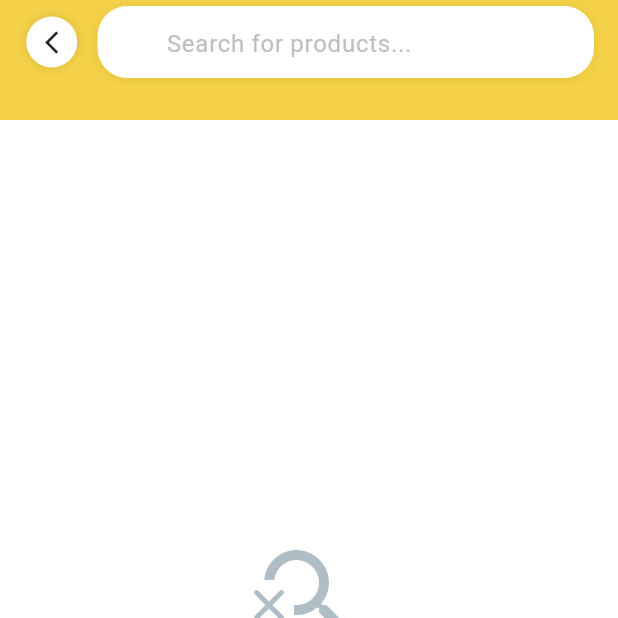
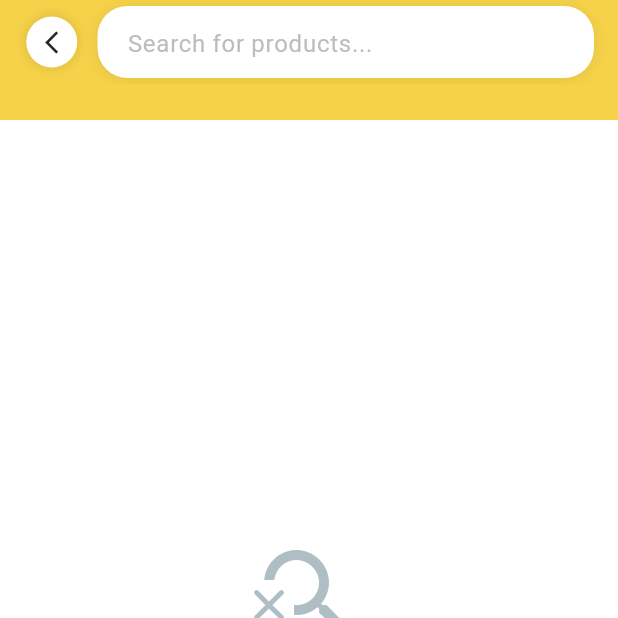
Before and after one commit to Badboyzzzzzzzzzz/palm_restaurant, a Flutter app: the Searchproduct screen opened directly with empty values, on a phone screen of 412 x 824 dp, the top half of it. Run offline on Flutter 3.47's test engine with Material 3 defaults, Android fonts, the phone set to English and light mode, and no system bars; our stand-ins replace cached_network_image, carousel_slider, cloud_firestore, firebase_auth, firebase_core, flutter_animate and 11 more; missing offline and left inert: flutter_add_to_cart_button, khqr_sdk; accounts and stored records are empty; network calls fail.

Commit message:
code refactor

```diff
--- a/lib/data/network/api_endpoints.dart
+++ b/lib/data/network/api_endpoints.dart
@@ -15,7 +15,7 @@ class ApiConstant {
   static const String superHotPromotion =
       '/api/get-product-super-hot-promotion/PALM-00060001/PALM-0006/';
   static const String newArrivalProduct =
-      '/api/get-product-new-arrive/PALM-00080001/PALM-0008/';
+      '/api/get-product-new-arrive/PALM-00060001/PALM-0006/';
   static const String relatedProduct =
       '/api/product-related?company_id=PALM-0006&branch_id=PALM-00060001';
   static const String searchFoodDishes = '/api/search-product';
@@ -23,7 +23,6 @@ class ApiConstant {
   static const String categories = '/api/get-sub-category/PALM-0006/';
   // Slideshow Endpoints
   static const String slideshows = '/slideshows';
-
   // Cart Endpoints
   static const String getCart = '/api/get-cart/';
   static const String addToCart = 'api/add_to_cart';
--- a/lib/l10n/app_localizations.dart
+++ b/lib/l10n/app_localizations.dart
@@ -102,7 +102,6 @@ abstract class AppLocalizations {
     Locale('en'),
     Locale('km')
   ];
-
   /// No description provided for @appTitle.
   ///
   /// In en, this message translates to:
--- a/lib/l10n/app_localizations_km.dart
+++ b/lib/l10n/app_localizations_km.dart
@@ -372,10 +372,10 @@ class AppLocalizationsKm extends AppLocalizations {
   String get goodMorning => 'អរុណសួស្តី';
 
   @override
-  String get goodAfternoon => 'សួស្តីថ្ងៃត្រង់';
+  String get goodAfternoon => 'ទិវាសួរស្តី';
 
   @override
-  String get goodEvening => 'សួស្តីល្ងាច';
+  String get goodEvening => 'សាយ័ន្តសួរស្តី';
 
   @override
   String get greetingSubtitle => 'ពេលវេលាដើម្បីញ៉ាំម្ហូបអ្នកចូលចិត្តហើយ!';
--- a/lib/main.dart
+++ b/lib/main.dart
@@ -126,7 +126,6 @@ class MyApp extends StatelessWidget {
       },
     );
   }
-
   ThemeData _themeData(ThemeData theme) {
     return theme.copyWith(
       textTheme: GoogleFonts.sourceSerif4TextTheme(theme.textTheme).apply(
--- a/lib/ui/screens/checkout/check_out.dart
+++ b/lib/ui/screens/checkout/check_out.dart
@@ -648,7 +648,7 @@ class _CheckOutState extends State<CheckOut> with TickerProviderStateMixin {
                                   Text(
                                     selectedCheckOut == 'Pick Up'
                                         ? '\$${((double.tryParse(checkoutInfo.data?.grandTotal?.replaceAll(',', '') ?? '0') ?? 0.0) - (double.tryParse(checkoutInfo.data?.deliveryFee?.replaceAll(',', '') ?? '0') ?? 0.0)).toStringAsFixed(2)}'
-                                        : '\$${checkoutInfo.data?.grandTotal ?? "0.00"}',
+                                        : '\$${((double.tryParse(checkoutInfo.data?.grandTotal?.replaceAll(',', '') ?? '0') ?? 0.0) - (double.tryParse(checkoutInfo.data?.totalDiscountPrice?.replaceAll(',', '') ?? '0') ?? 0.0)).toStringAsFixed(2)}',
                                     style: TextStyle(
                                       fontWeight: FontWeight.bold,
                                       fontSize: 18,
@@ -701,7 +701,7 @@ class _CheckOutState extends State<CheckOut> with TickerProviderStateMixin {
                                 checkoutInfo.data?.grandTotal != null &&
                                 checkoutInfo.data?.deliveryFee != null
                             ? '\$${((double.tryParse(checkoutInfo.data?.grandTotal?.replaceAll(',', '') ?? '0') ?? 0.0) - (double.tryParse(checkoutInfo.data?.deliveryFee?.replaceAll(',', '') ?? '0') ?? 0.0)).toStringAsFixed(2)}'
-                            : '\$${checkoutInfo.data?.grandTotal ?? "0.00"}',
+                            : '\$${((double.tryParse(checkoutInfo.data?.grandTotal?.replaceAll(',', '') ?? '0') ?? 0.0) - (double.tryParse(checkoutInfo.data?.totalDiscountPrice?.replaceAll(',', '') ?? '0') ?? 0.0)).toStringAsFixed(2)}',
                         style: TextStyle(
                           color: const Color(0xFFF5D248),
                           fontWeight: FontWeight.bold,
--- a/lib/ui/screens/home/category/widget/searchProduct.dart
+++ b/lib/ui/screens/home/category/widget/searchProduct.dart
@@ -238,18 +238,6 @@ class _SearchFieldState extends State<SearchField> {
         padding: const EdgeInsets.symmetric(horizontal: 12),
         child: Row(
           children: [
-            Container(
-              padding: const EdgeInsets.all(4),
-              decoration: BoxDecoration(
-                color: Theme.of(context).primaryColor.withOpacity(0.1),
-                shape: BoxShape.circle,
-              ),
-              child: Icon(
-                Icons.search,
-                color: Theme.of(context).primaryColor,
-                size: 18,
-              ),
-            ),
             const SizedBox(width: 8),
             Expanded(
               child: TextField(
@@ -268,7 +256,7 @@ class _SearchFieldState extends State<SearchField> {
                 ),
                 style: const TextStyle(
                   fontSize: 18,
-                  fontWeight: FontWeight.w500,
+                  fontWeight: FontWeight.normal,
                   color: Colors.black87,
 
                 ),
--- a/lib/ui/screens/order/widget/food_widget.dart
+++ b/lib/ui/screens/order/widget/food_widget.dart
@@ -18,7 +18,6 @@ class FoodWidget extends StatelessWidget {
   final String date;
   final int itemCount;
   final VoidCallback? onCancelPressed;
-  final VoidCallback? onTrackDriverPressed;
   final bool isAssetImage;
   const FoodWidget({
     super.key,
@@ -30,7 +29,6 @@ class FoodWidget extends StatelessWidget {
     required this.date,
     required this.itemCount,
     this.onCancelPressed,
-    this.onTrackDriverPressed,
     this.isAssetImage = false,
   });
   String _formatDate(String dateStr) {
@@ -122,6 +120,7 @@ class FoodWidget extends StatelessWidget {
                           margin: const EdgeInsets.only(right: 8),
                           width: 100,
                           child: ClipRRect(
+
                             borderRadius: BorderRadius.circular(12),
                             child: isAssetImage
                                 ? Image.asset(
@@ -191,7 +190,7 @@ class AnimatedCancelButton extends StatefulWidget {
 
 class _AnimatedCancelButtonState extends State<AnimatedCancelButton>
     with SingleTickerProviderStateMixin {
-  bool _isPressed = false;
+  final bool _isPressed = false;
   bool _isLoading = false;
   late AnimationController _loadingController;
   late Animation<double> _buttonScaleAnimation;
@@ -236,7 +235,6 @@ class _AnimatedCancelButtonState extends State<AnimatedCancelButton>
       ),
     );
   }
-
   @override
   void dispose() {
     _loadingController.dispose();
--- a/lib/ui/screens/order/widget/review_dialog.dart
+++ b/lib/ui/screens/order/widget/review_dialog.dart
@@ -13,17 +13,14 @@ class ProductReviewDialog extends StatefulWidget {
   @override
   State<ProductReviewDialog> createState() => _ProductReviewDialogState();
 }
-
 class _ProductReviewDialogState extends State<ProductReviewDialog> {
   int _rating = 0;
   final TextEditingController _commentController = TextEditingController();
-
   @override
   void dispose() {
     _commentController.dispose();
     super.dispose();
   }
-
   @override
   Widget build(BuildContext context) {
     return Dialog(
@@ -51,7 +48,6 @@ class _ProductReviewDialogState extends State<ProductReviewDialog> {
               ),
             ),
             const SizedBox(height: 20),
-            // Rating Stars
             Row(
               mainAxisAlignment: MainAxisAlignment.center,
               children: List.generate(5, (index) {
@@ -70,7 +66,6 @@ class _ProductReviewDialogState extends State<ProductReviewDialog> {
               }),
             ),
             const SizedBox(height: 20),
-            // Comment TextField
             TextField(
               controller: _commentController,
               maxLines: 3,
@@ -89,7 +84,6 @@ class _ProductReviewDialogState extends State<ProductReviewDialog> {
               ),
             ),
             const SizedBox(height: 20),
-            // Submit Button
             SizedBox(
               width: double.infinity,
               child: ElevatedButton(
```
Also changed, not shown: lib/ui/provider/order_provider.dart (+3 -10 lines), lib/ui/screens/order/order.dart (+7 -8 lines), lib/ui/screens/order/widget/my_order_detail.dart (+6 -17 lines).
